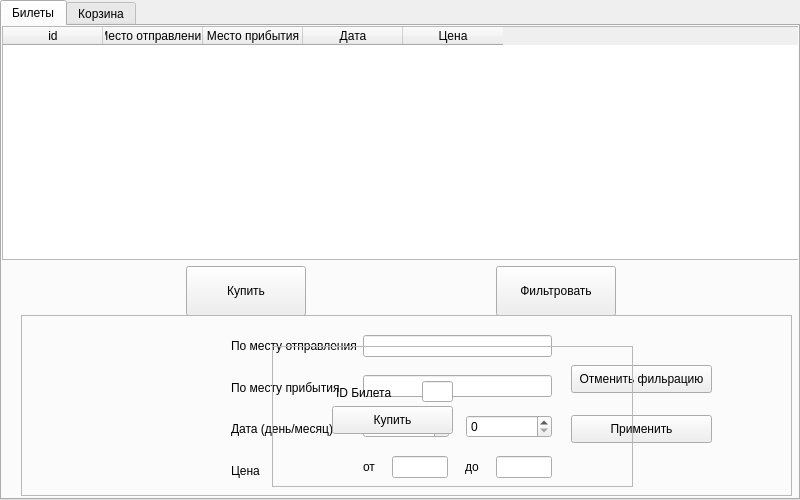
First picture: the form in frontend/ui/userMenu.ui, repository koccyx/TravelMaster, before the edit.
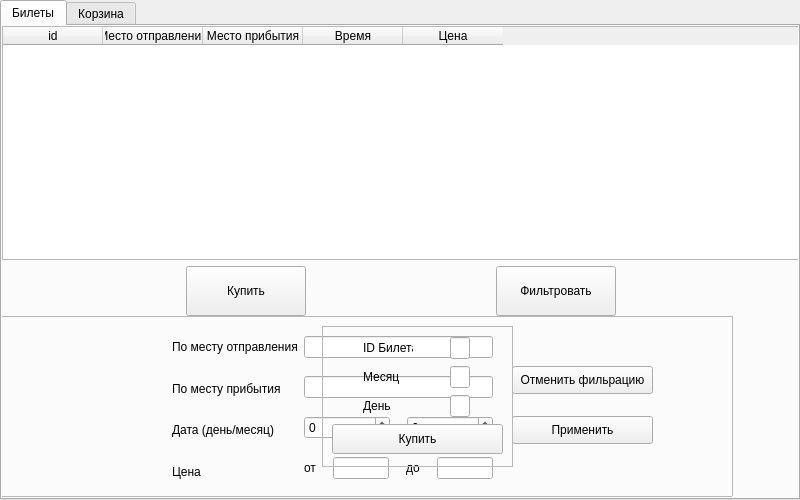
Second picture: the form after the edit.

Commit message: ticket Info changes

```diff
--- a/frontend/ui/userMenu.ui
+++ b/frontend/ui/userMenu.ui
@@ -104,7 +104,7 @@
          </column>
          <column>
           <property name="text">
-           <string>Дата</string>
+           <string>Время</string>
           </property>
          </column>
          <column>
@@ -162,9 +162,9 @@
     <widget class="QFrame" name="buyFrame">
      <property name="geometry">
       <rect>
-       <x>270</x>
-       <y>320</y>
-       <width>361</width>
+       <x>320</x>
+       <y>300</y>
+       <width>191</width>
        <height>141</height>
       </rect>
      </property>
@@ -174,48 +174,126 @@
      <property name="frameShadow">
       <enum>QFrame::Raised</enum>
      </property>
-     <widget class="QPushButton" name="buyButton">
-      <property name="geometry">
-       <rect>
-        <x>60</x>
-        <y>60</y>
-        <width>121</width>
-        <height>28</height>
-       </rect>
-      </property>
-      <property name="text">
-       <string>Купить</string>
-      </property>
-     </widget>
-     <widget class="QLineEdit" name="buyTicketID">
-      <property name="geometry">
-       <rect>
-        <x>150</x>
-        <y>35</y>
-        <width>31</width>
-        <height>21</height>
-       </rect>
-      </property>
-     </widget>
-     <widget class="QLabel" name="label">
-      <property name="geometry">
-       <rect>
-        <x>64</x>
-        <y>39</y>
-        <width>91</width>
-        <height>16</height>
-       </rect>
-      </property>
-      <property name="text">
-       <string>ID Билета</string>
-      </property>
-     </widget>
+     <layout class="QVBoxLayout" name="verticalLayout_5">
+      <item>
+       <layout class="QHBoxLayout" name="horizontalLayout_2">
+        <item>
+         <widget class="QLabel" name="label">
+          <property name="minimumSize">
+           <size>
+            <width>50</width>
+            <height>0</height>
+           </size>
+          </property>
+          <property name="maximumSize">
+           <size>
+            <width>50</width>
+            <height>16777215</height>
+           </size>
+          </property>
+          <property name="text">
+           <string>ID Билета</string>
+          </property>
+         </widget>
+        </item>
+        <item>
+         <widget class="QLineEdit" name="buyTicketID">
+          <property name="maximumSize">
+           <size>
+            <width>20</width>
+            <height>16777215</height>
+           </size>
+          </property>
+         </widget>
+        </item>
+       </layout>
+      </item>
+      <item>
+       <layout class="QHBoxLayout" name="horizontalLayout_9">
+        <item>
+         <widget class="QLabel" name="label_10">
+          <property name="minimumSize">
+           <size>
+            <width>50</width>
+            <height>0</height>
+           </size>
+          </property>
+          <property name="maximumSize">
+           <size>
+            <width>50</width>
+            <height>16777215</height>
+           </size>
+          </property>
+          <property name="text">
+           <string>Месяц</string>
+          </property>
+         </widget>
+        </item>
+        <item>
+         <widget class="QLineEdit" name="buyMonth">
+          <property name="maximumSize">
+           <size>
+            <width>20</width>
+            <height>16777215</height>
+           </size>
+          </property>
+         </widget>
+        </item>
+       </layout>
+      </item>
+      <item>
+       <layout class="QHBoxLayout" name="horizontalLayout_10">
+        <item>
+         <widget class="QLabel" name="label_11">
+          <property name="minimumSize">
+           <size>
+            <width>50</width>
+            <height>0</height>
+           </size>
+          </property>
+          <property name="maximumSize">
+           <size>
+            <width>50</width>
+            <height>16777215</height>
+           </size>
+          </property>
+          <property name="text">
+           <string>День</string>
+          </property>
+         </widget>
+        </item>
+        <item>
+         <widget class="QLineEdit" name="buyDay">
+          <property name="maximumSize">
+           <size>
+            <width>20</width>
+            <height>16777215</height>
+           </size>
+          </property>
+         </widget>
+        </item>
+       </layout>
+      </item>
+      <item>
+       <widget class="QPushButton" name="buyButton">
+        <property name="minimumSize">
+         <size>
+          <width>0</width>
+          <height>30</height>
+         </size>
+        </property>
+        <property name="text">
+         <string>Купить</string>
+        </property>
+       </widget>
+      </item>
+     </layout>
     </widget>
     <widget class="QFrame" name="filterFrame">
      <property name="geometry">
       <rect>
-       <x>19</x>
-       <y>289</y>
+       <x>-40</x>
+       <y>290</y>
        <width>771</width>
        <height>181</height>
       </rect>
```
Left out of the diff: 5 changed lines with no effect on the pictures. The commit also changes 10 other files.
